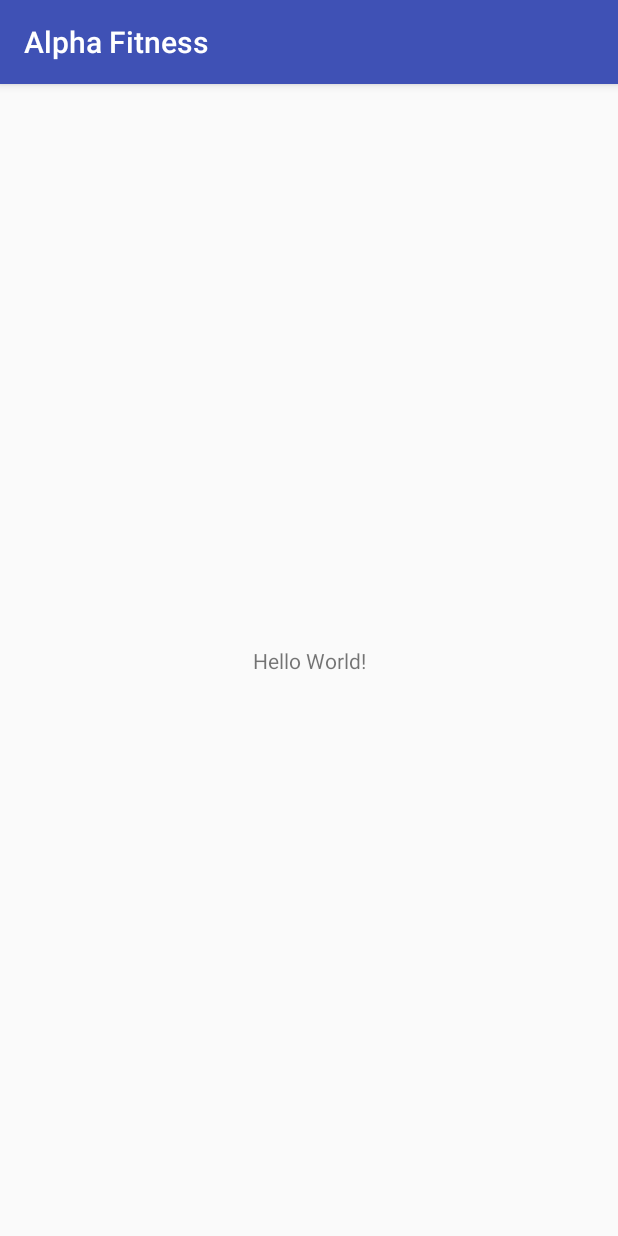
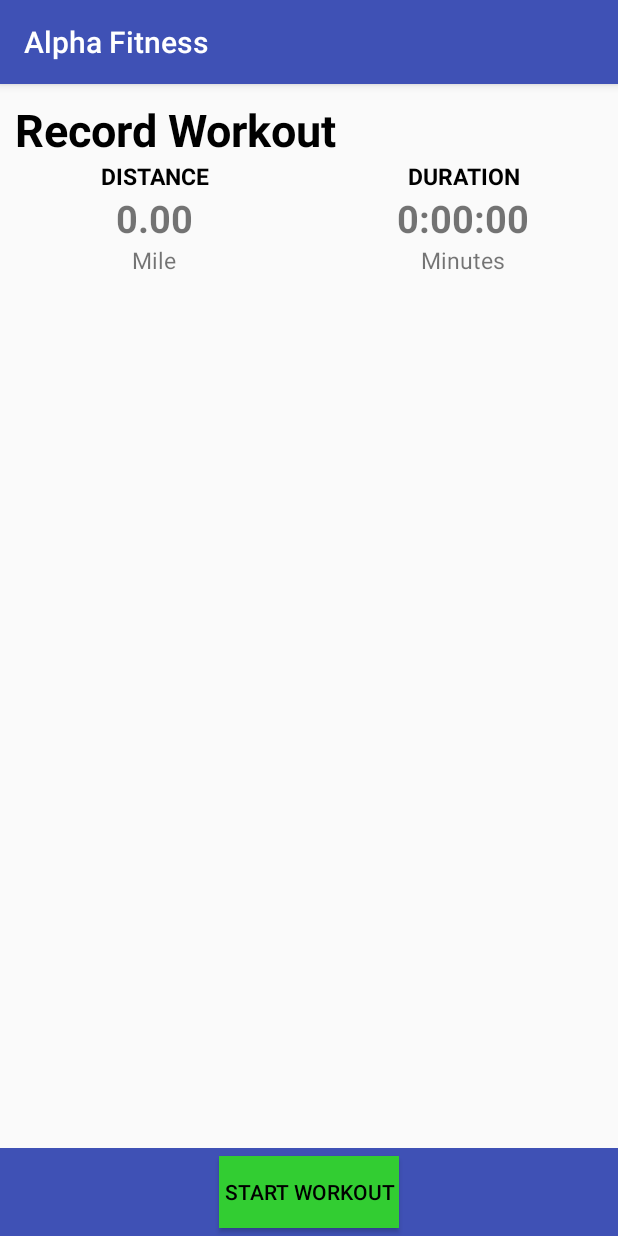
Before and after one commit to anis1996/Alpha-Fitness-Android-Application, an Android app: the screen it shows after launch (RecordWorkout), on a phone screen of 412 x 824 dp. Run offline under Robolectric (Android 15) with nearby library versions, the phone set to English and light mode, and no system bars.

Commit message:
Workout Fragment is running without Google map

```diff
--- a/app/src/main/AndroidManifest.xml
+++ b/app/src/main/AndroidManifest.xml
@@ -15,6 +15,9 @@
         android:roundIcon="@mipmap/ic_launcher_round"
         android:supportsRtl="true"
         android:theme="@style/AppTheme">
+        <meta-data
+            android:name="com.google.android.geo.API_KEY"
+            android:value="AIzaSyAbjkqQCRQ0u8KolQSw8KpP5xdyUJtRH0E" />
         <activity android:name=".RecordWorkout">
             <intent-filter>
                 <action android:name="android.intent.action.MAIN" />
--- a/app/src/main/java/edu/sjsu/anis/alphafitness/RecordWorkout.java
+++ b/app/src/main/java/edu/sjsu/anis/alphafitness/RecordWorkout.java
@@ -1,5 +1,9 @@
 package edu.sjsu.anis.alphafitness;
 
+import android.content.res.Configuration;
+import android.support.v4.app.Fragment;
+
+import android.support.v4.app.FragmentManager;
 import android.support.v7.app.AppCompatActivity;
 import android.os.Bundle;
 
@@ -9,5 +13,22 @@ public class RecordWorkout extends AppCompatActivity {
     protected void onCreate(Bundle savedInstanceState) {
         super.onCreate(savedInstanceState);
         setContentView(R.layout.activity_record_workout);
+
+        FragmentManager fm = getSupportFragmentManager();
+
+
+        if(getResources().getConfiguration().orientation == Configuration.ORIENTATION_LANDSCAPE) {
+
+
+        } else {
+
+            Fragment fragment = fm.findFragmentById(R.id.fragmentcontainer);
+                fragment = new WorkoutFragment();
+                fm.beginTransaction()
+                        .replace(R.id.fragmentcontainer, fragment)
+                        .commit();
+
+        }
+
     }
 }
--- a/app/src/main/res/layout/activity_record_workout.xml
+++ b/app/src/main/res/layout/activity_record_workout.xml
@@ -6,13 +6,9 @@
     android:layout_height="match_parent"
     tools:context="edu.sjsu.anis.alphafitness.RecordWorkout">
 
-    <TextView
-        android:layout_width="wrap_content"
-        android:layout_height="wrap_content"
-        android:text="Hello World!"
-        app:layout_constraintBottom_toBottomOf="parent"
-        app:layout_constraintLeft_toLeftOf="parent"
-        app:layout_constraintRight_toRightOf="parent"
-        app:layout_constraintTop_toTopOf="parent" />
+   <FrameLayout
+       android:id="@+id/fragmentcontainer"
+       android:layout_width="match_parent"
+       android:layout_height="match_parent" />
 
 </android.support.constraint.ConstraintLayout>
--- a/app/src/main/res/layout/fragment_workout.xml
+++ b/app/src/main/res/layout/fragment_workout.xml
@@ -5,7 +5,7 @@
     tools:context="edu.sjsu.anis.alphafitness.WorkoutFragment">
 
     <!-- TODO: Update blank fragment layout -->
-    <!-- Record Workout Activity UI -->
+
     <ScrollView
         android:id="@+id/ScrollView"
         android:layout_width="match_parent"
@@ -20,7 +20,7 @@
                 android:layout_width="match_parent"
                 android:layout_height="match_parent">
 
-                <!-- Record Workout and Profile Image -->
+
                 <LinearLayout
                     android:id="@+id/recordWorkoutLLayout"
                     android:layout_width="match_parent"
@@ -36,6 +36,7 @@
                         android:layout_marginTop="10dp"
                         android:layout_marginLeft="10dp"
                         android:layout_weight="1"
+                        android:textColor="#000000"
                         />
 
                     <ImageView
@@ -47,9 +48,7 @@
                         />
 
                 </LinearLayout>
-                <!-- End of Record Workout and Profile Image -->
 
-                <!-- Distance Duration -->
                 <TableLayout
                     android:id="@+id/distance_durationTableLayout"
                     android:layout_below="@+id/recordWorkoutLLayout"
@@ -72,6 +71,7 @@
                             android:textStyle="bold"
                             android:textAllCaps="true"
                             android:textSize="15sp"
+                            android:textColor="#000000"
                             />
 
 
@@ -84,6 +84,7 @@
                             android:textStyle="bold"
                             android:textAllCaps="true"
                             android:textSize="15sp"
+                            android:textColor="#000000"
                             />
 
                     </TableRow>
@@ -163,11 +164,12 @@
                         android:layout_width="match_parent"
                         android:layout_height="wrap_content"
                         android:background="@android:color/transparent" />
-
+                    <!--
                     <com.google.android.gms.maps.MapView
                         android:id="@+id/map"
                         android:layout_width="match_parent"
                         android:layout_height="match_parent"/>
+                        -->
 
                 </FrameLayout>
 
@@ -186,6 +188,8 @@
                     android:layout_marginBottom="5dp"
                     android:layout_gravity="center"
                     android:background="#32CD32"
+                    android:textAllCaps="true"
+                    android:textColor="#000000"
 
                     android:layout_height="wrap_content"
                     android:text=" Start Workout " />
```
Also changed, not shown: app/src/main/java/edu/sjsu/anis/alphafitness/WorkoutFragment.java (+1 -39 lines).
